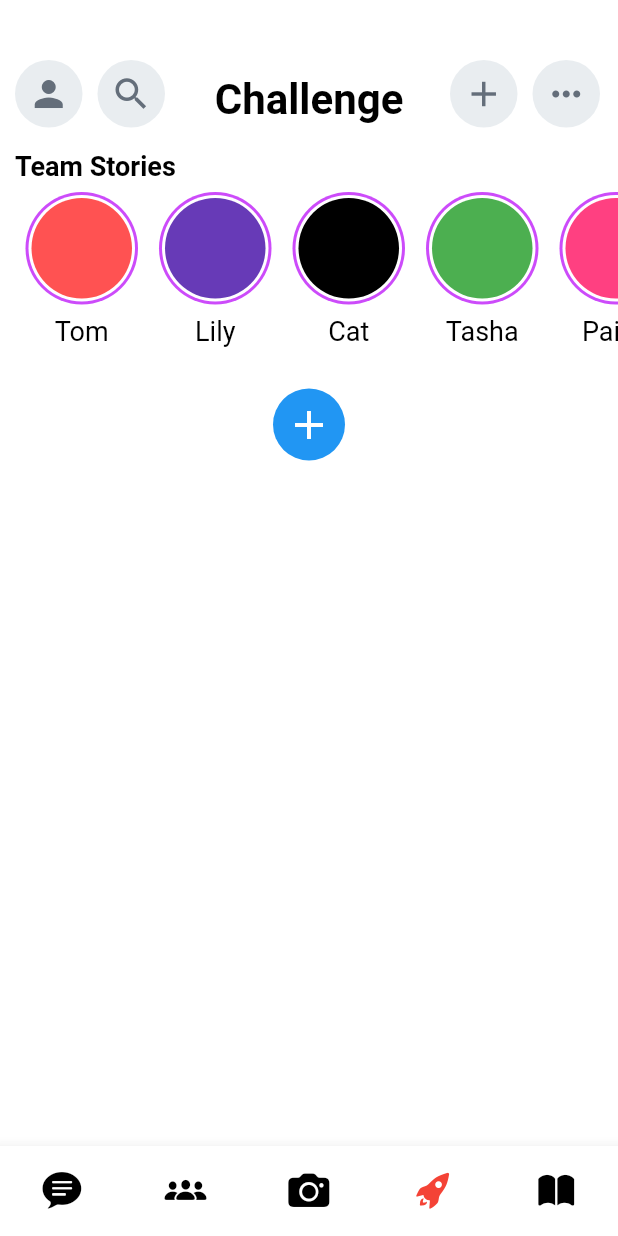
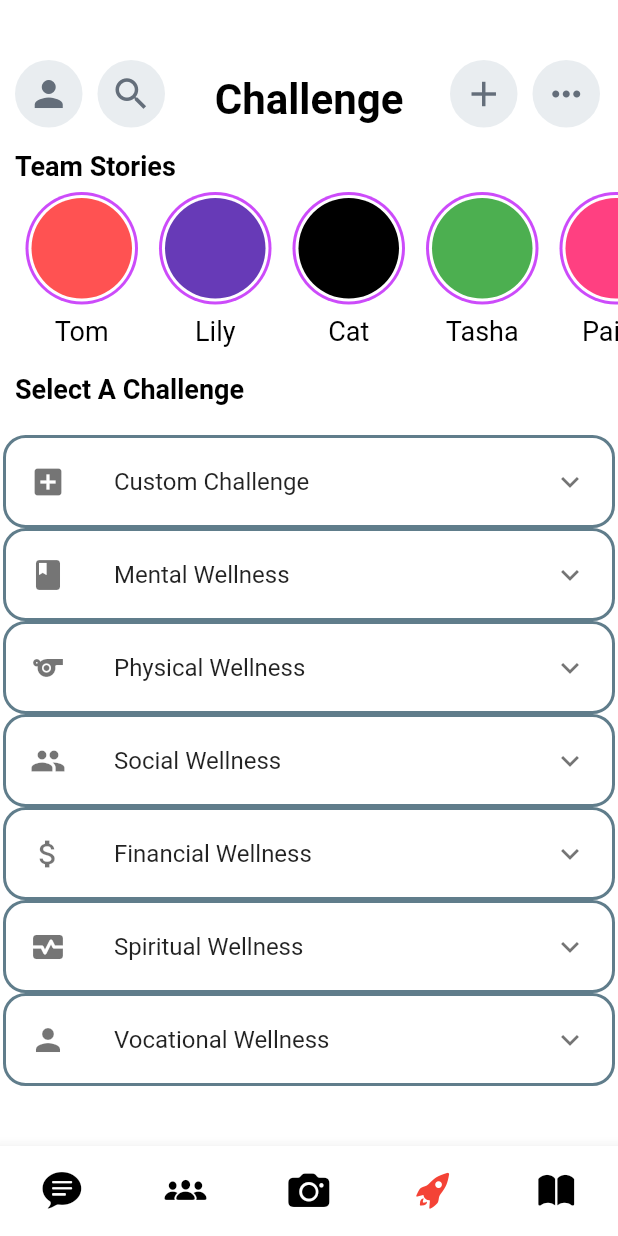
Before and after one commit to stikenganayo/TeamUP, a Flutter app: the screen it shows after launch, item 4 of the bottom bar chosen, after a tap on the "add" icon, on a phone screen of 412 x 824 dp. Run offline on Flutter 3.47's test engine with Material 2 defaults, Android fonts, the phone set to English and light mode, and no system bars; our stand-ins replace camera.

Commit message:
add challenges list

```diff
--- a/lib/data.dart
+++ b/lib/data.dart
@@ -28,6 +28,12 @@ class Data {
 
   ];
 
+  static List<Chat> challenges = [
+    Chat('Tom', 'Received', '2m', 178),
+    Chat('Lily', 'Sent', '7m', 0),
+    Chat('Cat', 'Sent', '21m', 134),
+
+  ];
 
   static List<Article> subscriptions = [
     Article('The Washington Post',
--- a/lib/screens/add_challenge_screen.dart
+++ b/lib/screens/add_challenge_screen.dart
@@ -23,3 +23,27 @@ class AddChallenge extends StatelessWidget {
 
   }
 }
+
+
+class CreateTeam extends StatelessWidget {
+  const CreateTeam({Key? key}) : super(key: key);
+
+  @override
+
+
+  @override
+  Widget build(BuildContext context) {
+    return Scaffold(
+      appBar: AppBar(
+        title: const Text('Create Team!'),
+      ),
+      body: const Center(
+        child: Text(
+          'OK Coach, create the Team',
+          style: TextStyle(fontSize: 20),
+        ),
+      ),
+    );
+
+  }
+}
--- a/lib/screens/challenge_screen.dart
+++ b/lib/screens/challenge_screen.dart
@@ -23,7 +23,7 @@ class _ChallengeScreenState extends State<ChallengeScreen> {
         borderRadius: BorderRadius.circular(12),
       ),
       child: Stack(
-        children:  [
+        children: [
           const TopBar(isCameraPage: false, text: 'Challenge'),
           Positioned(
             top: 100,
@@ -37,27 +37,48 @@ class _ChallengeScreenState extends State<ChallengeScreen> {
                 children: [
                   Style.sectionTitle('Team Stories'),
                   const Stories(),
-                    const SizedBox(height: 28),
+                  const SizedBox(height: 18),
+                  Style.sectionTitle('Select A Challenge'),
+                  const SizedBox(height: 18),
+
+                  // Center(
+                  //   child: GestureDetector(
+                  //     onTap: () {
+                  //       Navigator.push(
+                  //         context,
+                  //         MaterialPageRoute(builder: (context) => const AddChallenge()),
+                  //       );
+                  //     },
+                  //     child: Container(
+                  //       padding: const EdgeInsets.all(8),
+                  //       decoration: const BoxDecoration(
+                  //         shape: BoxShape.circle,
+                  //         color: Colors.blue,
+                  //       ),
+                  //       child: const Icon(Icons.add, size: 32, color: Colors.white),
+                  //     ),
+                  //   ),
+                  // ),
                   Center(
-                      child: GestureDetector(
-                        onTap: (){
-                          Navigator.push(
-                            context,
-                            MaterialPageRoute(builder: (context) => const AddChallenge()),
-                          );
-                        },
-                        child: Container(
-                          padding: const EdgeInsets.all(8),
-                          decoration: const BoxDecoration(
-                            shape: BoxShape.circle,
-                            color: Colors.blue,
 
+
+                    // ListView with ExpansionTiles wrapping each _IconListItem
+                    child: ListView(
+                      padding: const EdgeInsets.all(2),
+                      shrinkWrap: true,
+                      physics: const NeverScrollableScrollPhysics(), // Disable scrolling within the ListView
+                      children: const <Widget>[
+                        _ExpansionIconListItem(icon: Icons.add_box, title: 'Custom Challenge'),
+                        _ExpansionIconListItem(icon: Icons.book, title: 'Mental Wellness'),
+                        _ExpansionIconListItem(icon: Icons.sports, title: 'Physical Wellness'),
+                        _ExpansionIconListItem(icon: Icons.group, title: 'Social Wellness'),
+                        _ExpansionIconListItem(icon: Icons.attach_money, title: 'Financial Wellness'),
+                        _ExpansionIconListItem(icon: Icons.monitor_heart, title: 'Spiritual Wellness'),
+                        _ExpansionIconListItem(icon: Icons.person, title: 'Vocational Wellness'),
+                      ],
                     ),
-                          child: const Icon(Icons.add, size: 32, color: Colors.white),
-                        )
-                      )
-                    )
-
+                  ),
+                  // Uncomment the following sections if needed:
                   // Style.sectionTitle('Coaches'),
                   // const Subscriptions(),
                   // const SizedBox(height: 20),
@@ -66,10 +87,36 @@ class _ChallengeScreenState extends State<ChallengeScreen> {
                   // const DiscoverGrid(),
                 ],
               ),
-              )
-          )
+            ),
+          ),
         ],
       ),
     );
   }
 }
+
+class _ExpansionIconListItem extends StatelessWidget {
+  final IconData icon;
+  final String title;
+
+  const _ExpansionIconListItem({required this.icon, required this.title});
+
+  @override
+  Widget build(BuildContext context) {
+    return Container(
+      decoration: BoxDecoration(
+        border: Border.all(color: Colors.blueGrey, width: 2),
+        borderRadius: BorderRadius.circular(15),
+      ),
+      child: ExpansionTile(
+        leading: Icon(icon),
+        title: Text(title),
+        children: const <Widget>[
+          // Add additional content for each expansion tile if needed
+          // You can put any widgets here that you want to display when the tile is expanded.
+          // For example, you could include buttons, descriptions, or more information.
+        ],
+      ),
+    );
+  }
+}
--- a/lib/screens/team_screen.dart
+++ b/lib/screens/team_screen.dart
@@ -5,6 +5,7 @@ import '../style.dart';
 import '../widgets/discover_grid.dart';
 import '../widgets/stories.dart';
 import '../widgets/subscriptions.dart';
+import 'add_challenge_screen.dart';
 
 class TeamScreen extends StatefulWidget {
   const TeamScreen({Key? key}) : super(key: key);
@@ -37,7 +38,25 @@ class _TeamScreenState extends State<TeamScreen> {
                     Style.sectionTitle('Team Stories'),
                     const Stories(),
                     const SizedBox(height: 28),
+                    Center(
+                        child: GestureDetector(
+                            onTap: (){
+                              Navigator.push(
+                                context,
+                                MaterialPageRoute(builder: (context) => const CreateTeam()),
+                              );
+                            },
+                            child: Container(
+                              padding: const EdgeInsets.all(8),
+                              decoration: const BoxDecoration(
+                                shape: BoxShape.circle,
+                                color: Colors.blue,
 
+                              ),
+                              child: const Icon(Icons.add, size: 32, color: Colors.white),
+                            )
+                        )
+                    )
                     // Style.sectionTitle('Coaches'),
                     // const Subscriptions(),
                     // const SizedBox(height: 20),
```
Also changed, not shown: pubspec.lock. Lines whose indentation alone changed are shown as unchanged.
